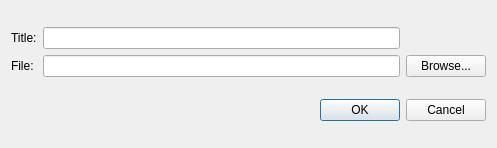
Above: src/forms/AddBookmarkDlg.ui from thooge/keepassx1 before the change. Below: the same form after it.
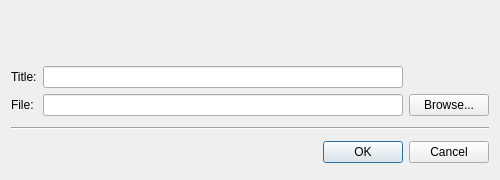
That is the form after the change.

What changed in the file:
```diff
--- a/src/forms/AddBookmarkDlg.ui
+++ b/src/forms/AddBookmarkDlg.ui
@@ -5,14 +5,48 @@
    <rect>
     <x>0</x>
     <y>0</y>
-    <width>497</width>
-    <height>148</height>
+    <width>500</width>
+    <height>180</height>
    </rect>
   </property>
+  <property name="sizePolicy" >
+   <sizepolicy vsizetype="Fixed" hsizetype="Fixed" >
+    <horstretch>0</horstretch>
+    <verstretch>0</verstretch>
+   </sizepolicy>
+  </property>
+  <property name="minimumSize" >
+   <size>
+    <width>500</width>
+    <height>180</height>
+   </size>
+  </property>
+  <property name="maximumSize" >
+   <size>
+    <width>500</width>
+    <height>180</height>
+   </size>
+  </property>
   <property name="windowTitle" >
    <string>Add Bookmark</string>
   </property>
   <layout class="QVBoxLayout" >
+   <item>
+    <spacer>
+     <property name="orientation" >
+      <enum>Qt::Vertical</enum>
+     </property>
+     <property name="sizeType" >
+      <enum>QSizePolicy::Fixed</enum>
+     </property>
+     <property name="sizeHint" >
+      <size>
+       <width>20</width>
+       <height>50</height>
+      </size>
+     </property>
+    </spacer>
+   </item>
    <item>
     <layout class="QGridLayout" >
      <item row="0" column="0" >
@@ -44,6 +78,13 @@
      </item>
     </layout>
    </item>
+   <item>
+    <widget class="Line" name="line" >
+     <property name="orientation" >
+      <enum>Qt::Horizontal</enum>
+     </property>
+    </widget>
+   </item>
    <item>
     <widget class="QDialogButtonBox" name="buttonBox" >
      <property name="standardButtons" >
```
Left out of the diff: 2 changed lines with no effect on the pictures.
